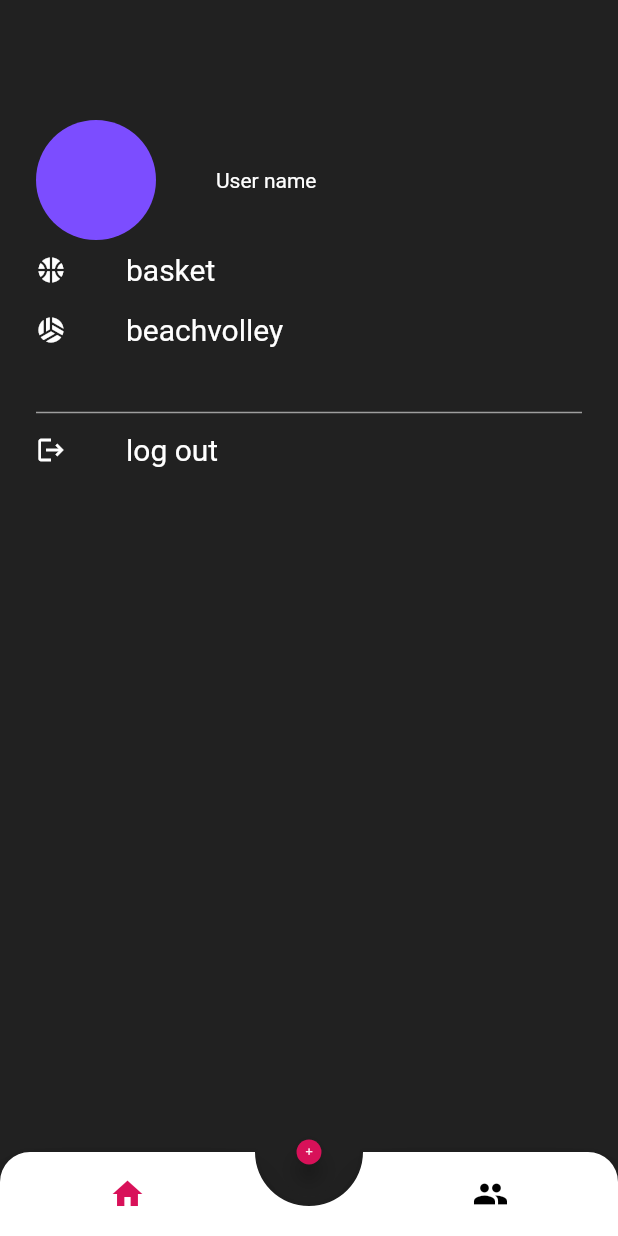
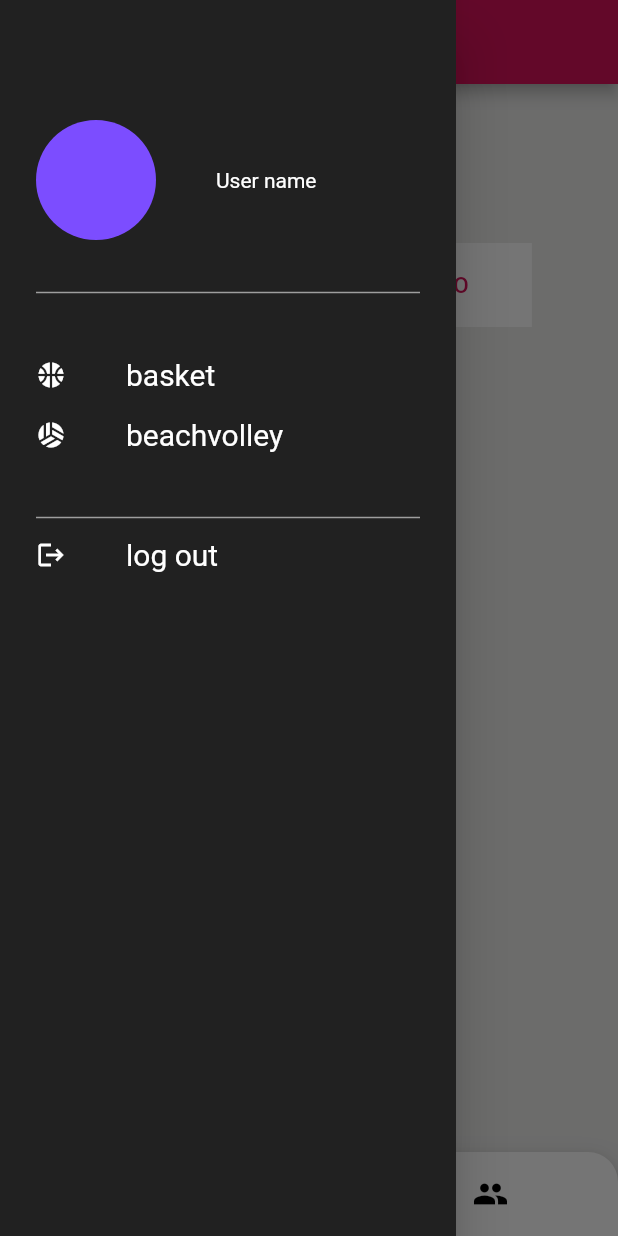
Before and after one commit to fdp7/beachvolleyapp-flutter, a Flutter app: the Home screen opened directly, with the side drawer open (before the commit the screen has no drawer), on a phone screen of 412 x 824 dp. Run offline on Flutter 3.47's test engine with Material 2 defaults, Android fonts, the phone set to English and light mode, and no system bars; drawn by our look-alikes of animated_bottom_navigation_bar, pull_to_refresh; our stand-ins replace flutter_login, flutter_secure_storage, multi_select_flutter, numberpicker, pie_chart and 1 more; missing offline and left inert: dart:ffi; accounts and stored records are empty; network calls fail.

Commit message:
*add sidebar *add appbar based on sport and page global variables *add global variables for sport endpoint and page title

```diff
--- a/beachvolley_flutter/lib/home_widget.dart
+++ b/beachvolley_flutter/lib/home_widget.dart
@@ -1,4 +1,5 @@
 import 'package:beachvolley_flutter/addMatch_widget.dart';
+import 'package:beachvolley_flutter/main.dart';
 import 'package:beachvolley_flutter/player_widget.dart';
 import 'package:beachvolley_flutter/sideBar_widget.dart';
 import 'package:beachvolley_flutter/utils/JwtManager.dart';
@@ -8,6 +9,7 @@ import 'package:flutter/services.dart';
 import 'package:animated_bottom_navigation_bar/animated_bottom_navigation_bar.dart';
 import 'package:flutter/cupertino.dart';
 import 'package:flutter_secure_storage/flutter_secure_storage.dart';
+import 'package:beachvolley_flutter/utils/globals.dart' as globals;
 
 
 class Home extends StatefulWidget {
@@ -37,6 +39,15 @@ class _HomeState extends State<Home> with TickerProviderStateMixin {
     setState(() {
       _currentIndex = index;
     });
+
+    // set AppBar title
+    if(_currentIndex == 0) {
+      globals.selectedPage = '${globals.leagueTitle} - ${globals.selectedSport}';
+    }
+    else if (_currentIndex == 1){
+      globals.selectedPage = '${globals.playerTitle} - ${globals.selectedSport}';
+    }
+
     _pageController.animateToPage(_currentIndex, duration: const Duration(milliseconds: 300), curve: Curves.ease);
   }
 
@@ -44,8 +55,8 @@ class _HomeState extends State<Home> with TickerProviderStateMixin {
   void initState() {
     jwtManager.init();
     super.initState();
+    const SideBar();
     _children = [
-      const SideBar(),
       const League(),
       PlayerPage(),
       const AddMatch(),
@@ -130,6 +141,11 @@ class _HomeState extends State<Home> with TickerProviderStateMixin {
         notchMargin: 8,
         onTap: onTapped
       ),
+      appBar: AppBar(
+        title: Text(globals.selectedPage, style: TextStyle(color: Colors.white),),
+        backgroundColor: const Color(0xFFd81159),
+      ),
+      drawer: const SideBar(),
     );
   }
 
@@ -139,7 +155,9 @@ class _HomeState extends State<Home> with TickerProviderStateMixin {
         context: context,
         builder: (_) => const SizedBox(
           height: 750,
-          child: Scaffold(body:AddMatch()),
+          child: Scaffold(
+            body:AddMatch(),
+          ),
         )
     );
     _animationController.forward();
--- a/beachvolley_flutter/lib/main.dart
+++ b/beachvolley_flutter/lib/main.dart
@@ -6,6 +6,7 @@ import 'dart:convert';
 
 import 'package:beachvolley_flutter/controllers/api_endpoints.dart';
 import 'package:beachvolley_flutter/home_widget.dart';
+import 'package:beachvolley_flutter/sideBar_widget.dart';
 import 'package:beachvolley_flutter/utils/JwtManager.dart';
 import 'package:flutter/material.dart';
 import 'package:beachvolley_flutter/login_widget.dart';
--- a/beachvolley_flutter/lib/sideBar_widget.dart
+++ b/beachvolley_flutter/lib/sideBar_widget.dart
@@ -1,3 +1,4 @@
+import 'package:beachvolley_flutter/login_widget.dart';
 import 'package:beachvolley_flutter/sideBarItem.dart';
 import 'package:flutter/material.dart';
 import 'package:beachvolley_flutter/utils/globals.dart' as globals;
@@ -15,15 +16,18 @@ class SideBar extends StatelessWidget {
           child: Column(
             children: [
               headerWidget(),
+              const SizedBox(height: 30,),
+              const Divider(thickness: 1, height: 10, color: Colors.grey,),
+              const SizedBox(height: 30,),
               SideBarItem(
-                  name: 'basket',
+                  name: globals.basketEndpoint,
                   icon: Icons.sports_basketball_rounded,
-                  onPressed: ()=> onSportSelected(context, 'basket')
+                  onPressed: ()=> onSportSelected(context, globals.basketEndpoint)
               ),
               SideBarItem(
-                  name: 'beachvolley',
+                  name: globals.beachvolleyEndpoint,
                   icon: Icons.sports_volleyball_rounded,
-                  onPressed: ()=> onSportSelected(context, 'beachvolley')
+                  onPressed: ()=> onSportSelected(context, globals.beachvolleyEndpoint)
               ),
               const SizedBox(height: 30,),
               const Divider(thickness: 1, height: 10, color: Colors.grey,),
@@ -47,7 +51,7 @@ class SideBar extends StatelessWidget {
 
   /// TODO: implement method
   logOut(BuildContext context){
-    Navigator.pop(context);
+    Navigator.of(context).push(MaterialPageRoute(builder: (context) => LoginScreen()));
   }
 
   Widget headerWidget(){
--- a/beachvolley_flutter/lib/utils/globals.dart
+++ b/beachvolley_flutter/lib/utils/globals.dart
@@ -1,3 +1,9 @@
 library globals;
 
-String selectedSport = 'basket';
+String selectedSport = basketEndpoint; //default is basket
+String basketEndpoint = 'basket';
+String beachvolleyEndpoint = 'beachvolley';
+
+String leagueTitle = 'League';
+String playerTitle = 'Player';
+String selectedPage = leagueTitle; // default is first page
```
